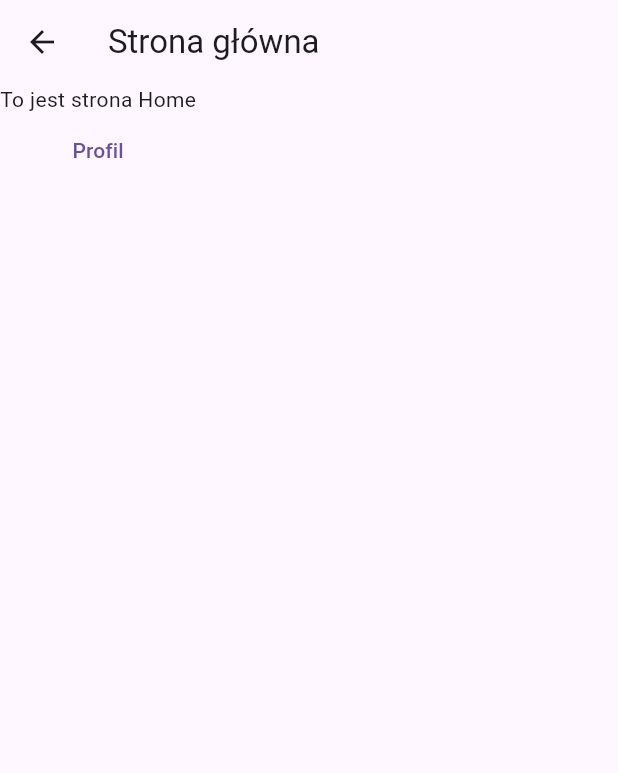
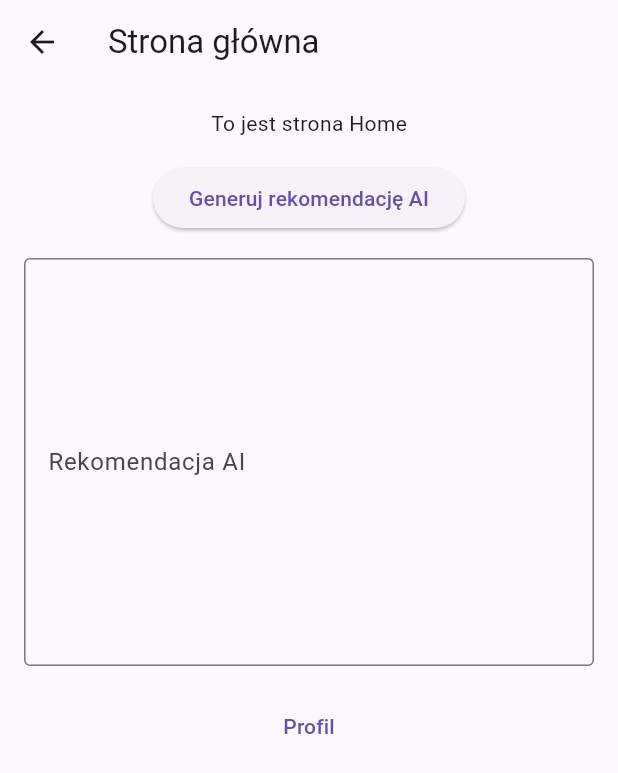
Before and after one commit to Onestyle7/Vocare, a Flutter app: the HomePageScreen screen opened directly, on a phone screen of 412 x 824 dp. Shown: the top 773 px of the screen. Run offline on Flutter 3.47's test engine with Material 3 defaults, Android fonts, the phone set to English and light mode, and no system bars; our stand-ins replace country_code_picker, country_picker, shared_preferences; missing offline and left inert: dart:ui_web; accounts and stored records are empty; network calls fail.

```diff
--- a/mobile/lib/homePageScreen.dart
+++ b/mobile/lib/homePageScreen.dart
@@ -1,22 +1,76 @@
 import 'package:flutter/material.dart';
+import 'package:http/http.dart' as http;
+import 'dart:convert';
+import 'package:shared_preferences/shared_preferences.dart';
 import 'package:vocare/fillProfile.dart';
-class HomePageScreen extends StatelessWidget {
- const HomePageScreen({super.key});
+
+class HomePageScreen extends StatefulWidget {
+  const HomePageScreen({super.key});
+
+  @override
+  State<HomePageScreen> createState() => _HomePageScreenState();
+}
+
+class _HomePageScreenState extends State<HomePageScreen> {
+  final TextEditingController _recommendationController = TextEditingController();
+
+  Future<void> fetchRecommendation() async {
+    final prefs = await SharedPreferences.getInstance();
+    final token = prefs.getString('accessToken') ?? '';
+    print('TOKEN POBRANY Z PAMIĘCI: $token');
+    final url = Uri.parse('https://localhost:5001/api/Ai/recommendations');
+    final response = await http.get(url, headers: {
+      'Authorization': 'Bearer $token',
+      'accept': 'application/json'
+    });
+
+    if (response.statusCode == 200) {
+      final data = jsonDecode(response.body);
+      setState(() {
+        _recommendationController.text = data['recommendations'] ?? 'Brak rekomendacji';
+      });
+    } else {
+      setState(() {
+        _recommendationController.text = 'Błąd pobierania danych: ${response.statusCode}';
+      });
+    }
+  }
+
   @override
   Widget build(BuildContext context) {
     return Scaffold(
       appBar: AppBar(
         title: Text("Strona główna"),
       ),
-      body: Column(
-        children: [
-              Text("To jest strona Home"),
-               TextButton(onPressed: (){
-                Navigator.push(context, MaterialPageRoute(builder: (context)=> FillProfile()));
-               }, child: Text("Profil"))
-
-          ,
-        ],
+      body: Padding(
+        padding: const EdgeInsets.all(16),
+        child: Column(
+          children: [
+            Text("To jest strona Home"),
+            SizedBox(height: 16),
+            ElevatedButton(
+              onPressed: fetchRecommendation,
+              child: Text("Generuj rekomendację AI"),
+            ),
+            SizedBox(height: 16),
+            TextFormField(
+              controller: _recommendationController,
+              maxLines: 10,
+              decoration: InputDecoration(
+                labelText: "Rekomendacja AI",
+                border: OutlineInputBorder(),
+              ),
+              readOnly: true,
+            ),
+            SizedBox(height: 16),
+            TextButton(
+              onPressed: () {
+                Navigator.push(context, MaterialPageRoute(builder: (context) => FillProfile()));
+              },
+              child: Text("Profil"),
+            ),
+          ],
+        ),
       ),
     );
   }
```
Also changed, not shown: mobile/lib/fillProfile.dart (+49 -4 lines).
